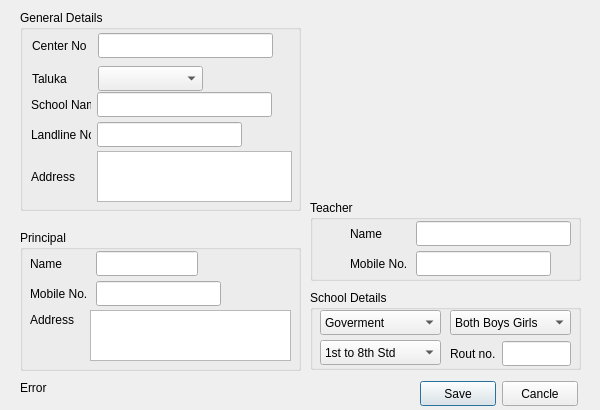
Before: the Qt Designer form QuickManager/schooldialog.ui in Vijay13/QuickManager, drawn with Qt 5.
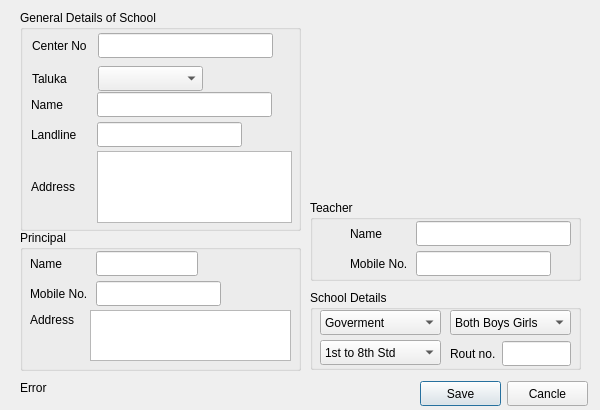
After: the same form once the commit is applied.

What changed in the file:
```diff
--- a/QuickManager/schooldialog.ui
+++ b/QuickManager/schooldialog.ui
@@ -38,7 +38,7 @@
      <bool>true</bool>
     </property>
    </widget>
-   <widget class="QWidget" name="">
+   <widget class="QWidget" name="layoutWidget">
     <property name="geometry">
      <rect>
       <x>10</x>
@@ -73,7 +73,7 @@
      </item>
     </layout>
    </widget>
-   <widget class="QWidget" name="">
+   <widget class="QWidget" name="layoutWidget">
     <property name="geometry">
      <rect>
       <x>10</x>
@@ -381,7 +381,7 @@
     <rect>
      <x>420</x>
      <y>380</y>
-     <width>158</width>
+     <width>168</width>
      <height>27</height>
     </rect>
    </property>
@@ -433,13 +433,13 @@
      <x>20</x>
      <y>10</y>
      <width>281</width>
-     <height>201</height>
+     <height>221</height>
     </rect>
    </property>
    <property name="title">
-    <string>General Details</string>
+    <string>General Details of School</string>
    </property>
-   <widget class="QWidget" name="">
+   <widget class="QWidget" name="layoutWidget">
     <property name="geometry">
      <rect>
       <x>12</x>
@@ -480,7 +480,7 @@
      </item>
     </layout>
    </widget>
-   <widget class="QWidget" name="">
+   <widget class="QWidget" name="layoutWidget">
     <property name="geometry">
      <rect>
       <x>12</x>
@@ -521,7 +521,7 @@
      </item>
     </layout>
    </widget>
-   <widget class="QWidget" name="">
+   <widget class="QWidget" name="layoutWidget">
     <property name="geometry">
      <rect>
       <x>11</x>
@@ -546,7 +546,7 @@
         </size>
        </property>
        <property name="text">
-        <string>School Name</string>
+        <string>Name</string>
        </property>
       </widget>
      </item>
@@ -562,13 +562,13 @@
      </item>
     </layout>
    </widget>
-   <widget class="QWidget" name="">
+   <widget class="QWidget" name="layoutWidget">
     <property name="geometry">
      <rect>
       <x>11</x>
       <y>141</y>
       <width>261</width>
-      <height>51</height>
+      <height>72</height>
      </rect>
     </property>
     <layout class="QHBoxLayout" name="horizontalLayout_6">
@@ -601,7 +601,7 @@
     </layout>
    </widget>
   </widget>
-  <widget class="QWidget" name="">
+  <widget class="QWidget" name="layoutWidget">
    <property name="geometry">
     <rect>
      <x>31</x>
@@ -626,7 +626,7 @@
        </size>
       </property>
       <property name="text">
-       <string>Landline No.</string>
+       <string>Landline</string>
       </property>
      </widget>
     </item>
@@ -642,7 +642,7 @@
     </item>
    </layout>
   </widget>
-  <widget class="QWidget" name="">
+  <widget class="QWidget" name="layoutWidget">
    <property name="geometry">
     <rect>
      <x>0</x>
@@ -653,7 +653,7 @@
    </property>
    <layout class="QHBoxLayout" name="horizontalLayout_9"/>
   </widget>
-  <widget class="QWidget" name="">
+  <widget class="QWidget" name="layoutWidget">
    <property name="geometry">
     <rect>
      <x>0</x>
@@ -664,7 +664,7 @@
    </property>
    <layout class="QHBoxLayout" name="horizontalLayout_10"/>
   </widget>
-  <widget class="QWidget" name="">
+  <widget class="QWidget" name="layoutWidget">
    <property name="geometry">
     <rect>
      <x>0</x>
@@ -675,7 +675,7 @@
    </property>
    <layout class="QHBoxLayout" name="horizontalLayout_11"/>
   </widget>
-  <widget class="QWidget" name="">
+  <widget class="QWidget" name="layoutWidget">
    <property name="geometry">
     <rect>
      <x>0</x>
@@ -686,7 +686,7 @@
    </property>
    <layout class="QHBoxLayout" name="horizontalLayout_12"/>
   </widget>
-  <widget class="QWidget" name="">
+  <widget class="QWidget" name="layoutWidget">
    <property name="geometry">
     <rect>
      <x>0</x>
@@ -697,7 +697,7 @@
    </property>
    <layout class="QHBoxLayout" name="horizontalLayout_13"/>
   </widget>
-  <widget class="QWidget" name="">
+  <widget class="QWidget" name="layoutWidget">
    <property name="geometry">
     <rect>
      <x>0</x>
@@ -708,7 +708,7 @@
    </property>
    <layout class="QHBoxLayout" name="horizontalLayout_14"/>
   </widget>
-  <widget class="QWidget" name="">
+  <widget class="QWidget" name="layoutWidget">
    <property name="geometry">
     <rect>
      <x>0</x>
```
Left out of the diff: 6 changed lines with no effect on the pictures.
